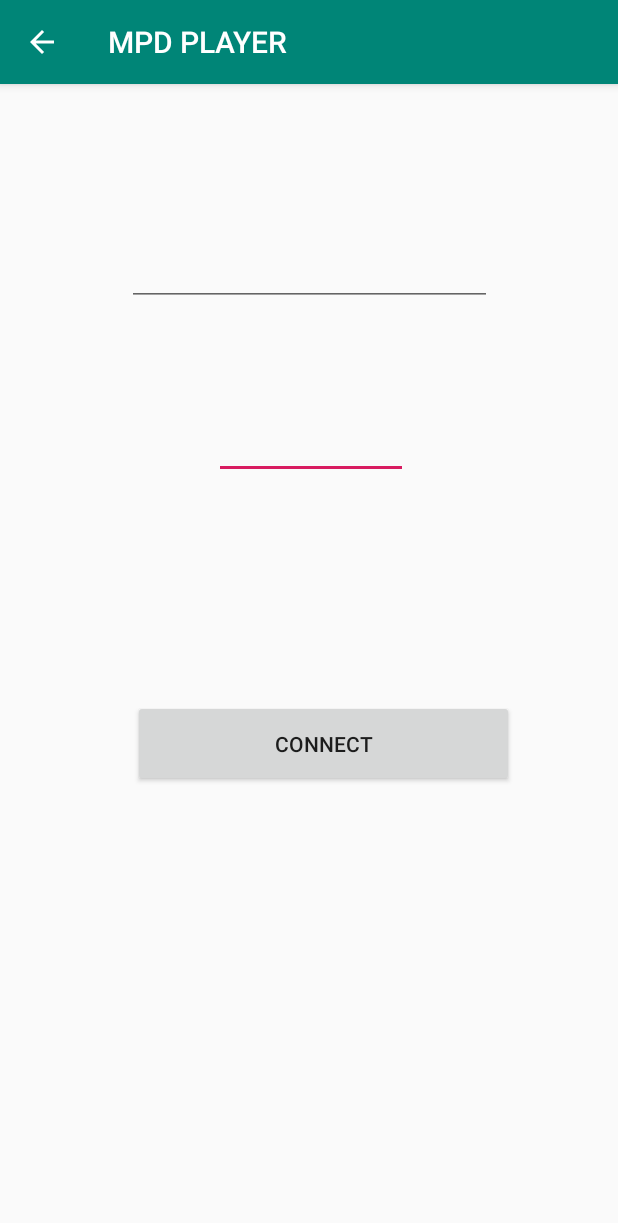
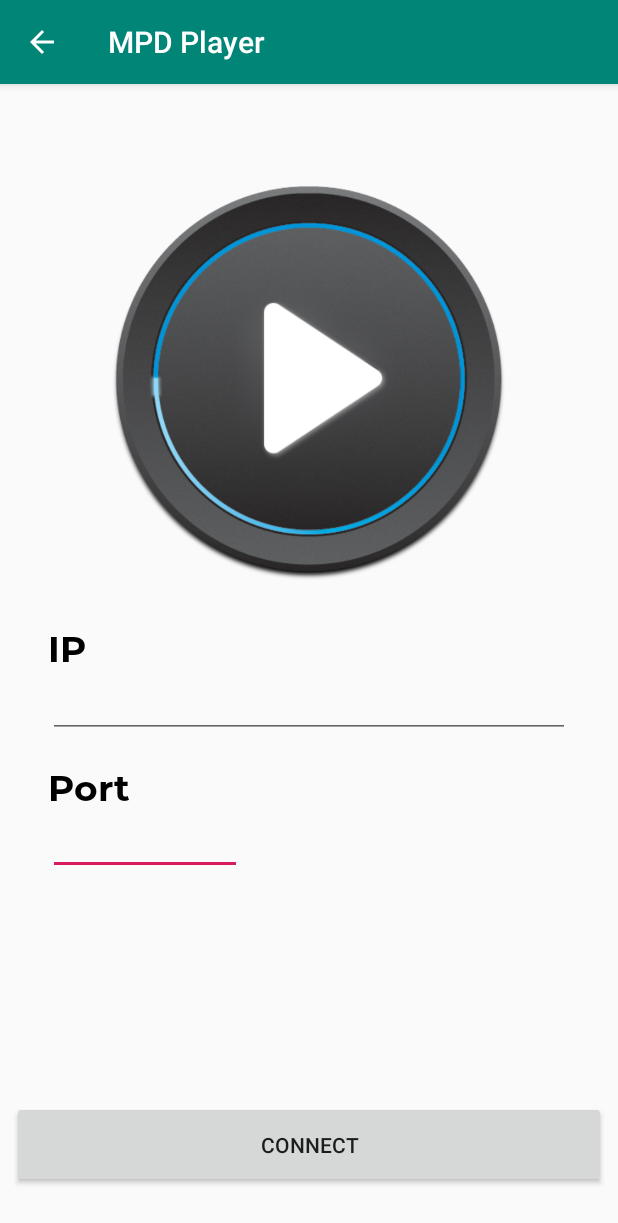
Before and after one commit to kesylo/MPD-Android-player, an Android app: the SettingsActivity screen opened directly, with no data from a screen before it, after a tap on "CONNECT", on a phone screen of 412 x 824 dp. Shown: the top 1223 px of the screen. Run offline under Robolectric (Android 15) with nearby library versions, the phone set to English and light mode, and no system bars; plain views replace BootstrapButton, BootstrapEditText; network calls fail; 1 statement that could not run was skipped.

Commit message:
All working

```diff
--- a/app/build.gradle
+++ b/app/build.gradle
@@ -8,7 +8,7 @@ android {
     compileSdkVersion 28
     defaultConfig {
         applicationId "be.keming.mpdplayer"
-        minSdkVersion 17
+        minSdkVersion 24
         targetSdkVersion 28
         versionCode 1
         versionName "1.0"
--- a/app/src/main/java/be/keming/mpdplayer/SettingsActivity.kt
+++ b/app/src/main/java/be/keming/mpdplayer/SettingsActivity.kt
@@ -4,11 +4,9 @@ import android.content.Intent
 import android.support.v7.app.AppCompatActivity
 import android.os.Bundle
 import android.support.annotation.IntegerRes
+import android.util.Log.d
 import android.view.View
 import kotlinx.android.synthetic.main.activity_settings.*
-
-public var EXTRA_IP = "be.keming.mpdplayer.EXTRA_IP"
-public var EXTRA_PORT = "be.keming.mpdplayer.EXTRA_PORT"
 
 class SettingsActivity : AppCompatActivity() {
 
@@ -26,5 +24,8 @@ class SettingsActivity : AppCompatActivity() {
         GlobalClass.port = Integer.parseInt(editTextPort.text.toString())
 
 
+        d("res", GlobalClass.IP)
+        d("res", GlobalClass.port.toString())
+
     }
 }
--- a/app/src/main/res/layout/activity_settings.xml
+++ b/app/src/main/res/layout/activity_settings.xml
@@ -9,7 +9,7 @@
 
     <com.beardedhen.androidbootstrap.BootstrapEditText
             android:id="@+id/editTextPort"
-            android:maxLength="5"
+            android:maxLength="10"
             android:layout_width="129dp"
             android:layout_height="39dp"
             android:layout_weight="2"
@@ -20,28 +20,29 @@
             android:inputType="phone"
             android:layout_marginEnd="8dp"
             app:layout_constraintEnd_toEndOf="parent" android:layout_marginStart="8dp"
-            app:layout_constraintStart_toStartOf="parent" android:layout_marginTop="76dp"
-            app:layout_constraintTop_toBottomOf="@+id/editTextIP" app:layout_constraintHorizontal_bias="0.504"/>
+            app:layout_constraintStart_toStartOf="parent" android:layout_marginTop="52dp"
+            app:layout_constraintTop_toBottomOf="@+id/editTextIP" app:layout_constraintHorizontal_bias="0.09"
+    />
 
     <com.beardedhen.androidbootstrap.BootstrapEditText
             android:id="@+id/editTextIP"
-            android:maxLength="5"
-            android:layout_width="243dp"
+            android:maxLength="16"
+            android:layout_width="0dp"
             android:layout_height="44dp"
             android:layout_weight="2"
             app:bootstrapBrand="success"
             app:roundedCorners="true"
             android:fontFamily="@font/montserrat_bold" android:textSize="24sp" android:typeface="normal"
             android:textColor="@color/black"
-            android:inputType="phone" android:layout_marginStart="8dp"
-            app:layout_constraintStart_toStartOf="parent" android:layout_marginEnd="8dp"
+            android:inputType="phone" android:layout_marginStart="32dp"
+            app:layout_constraintStart_toStartOf="parent" android:layout_marginEnd="32dp"
             app:layout_constraintEnd_toEndOf="parent"
-            app:layout_constraintHorizontal_bias="0.504" android:layout_marginTop="104dp"
-            app:layout_constraintTop_toTopOf="parent"/>
+            android:layout_marginTop="392dp"
+            app:layout_constraintTop_toTopOf="parent" app:layout_constraintHorizontal_bias="0.0"/>
 
     <com.beardedhen.androidbootstrap.BootstrapButton
             android:id="@+id/btnConnect"
-            android:layout_width="254dp"
+            android:layout_width="0dp"
             android:layout_height="58dp"
             android:onClick="onConnectPressed"
             android:text="Connect"
@@ -53,8 +54,37 @@
             android:layout_marginEnd="8dp"
             app:layout_constraintEnd_toEndOf="parent" android:layout_marginStart="8dp"
             app:layout_constraintStart_toStartOf="parent"
-            android:layout_marginBottom="160dp" app:layout_constraintBottom_toBottomOf="parent"
-            app:layout_constraintHorizontal_bias="0.566" android:layout_marginTop="8dp"
-            app:layout_constraintTop_toBottomOf="@+id/editTextPort"/>
+            android:layout_marginBottom="32dp" app:layout_constraintBottom_toBottomOf="parent"
+            app:layout_constraintHorizontal_bias="0.0"
+            android:layout_marginTop="24dp" app:layout_constraintTop_toBottomOf="@+id/editTextPort"
+            app:layout_constraintVertical_bias="1.0"/>
+    <TextView
+            android:text="IP"
+            android:layout_width="wrap_content"
+            android:layout_height="wrap_content"
+            android:id="@+id/textView" android:fontFamily="@font/montserrat_bold"
+            android:textSize="24sp" android:textColor="@color/black" android:layout_marginEnd="8dp"
+            app:layout_constraintEnd_toEndOf="parent" android:layout_marginStart="8dp"
+            app:layout_constraintStart_toStartOf="parent" app:layout_constraintHorizontal_bias="0.065"
+            app:layout_constraintBottom_toTopOf="@+id/editTextIP"/>
+    <TextView
+            android:text="Port"
+            android:layout_width="wrap_content"
+            android:layout_height="wrap_content"
+            android:id="@+id/textView2" android:fontFamily="@font/montserrat_bold"
+            android:textSize="24sp" android:textColor="@color/black"
+            android:layout_marginEnd="8dp"
+            app:layout_constraintEnd_toEndOf="parent" android:layout_marginStart="8dp"
+            app:layout_constraintStart_toStartOf="parent" android:layout_marginTop="12dp"
+            app:layout_constraintTop_toBottomOf="@+id/editTextIP" app:layout_constraintHorizontal_bias="0.07"
+            app:layout_constraintBottom_toTopOf="@+id/editTextPort"/>
+    <ImageView
+            android:layout_width="289dp"
+            android:layout_height="362dp" app:srcCompat="@drawable/logo"
+            android:id="@+id/imageView" android:layout_marginTop="8dp"
+            app:layout_constraintTop_toTopOf="parent" app:layout_constraintEnd_toEndOf="parent"
+            android:layout_marginEnd="8dp" app:layout_constraintStart_toStartOf="parent"
+            android:layout_marginStart="8dp" android:layout_marginBottom="8dp"
+            app:layout_constraintBottom_toTopOf="@+id/editTextIP"/>
 
 </android.support.constraint.ConstraintLayout>
--- a/app/src/main/res/values/strings.xml
+++ b/app/src/main/res/values/strings.xml
@@ -1,4 +1,4 @@
 <resources>
-    <string name="app_name">MPD PLAYER</string>
+    <string name="app_name">MPD Player</string>
     <string name="Nowplaying">NOW PLAYING</string>
 </resources>
--- a/build.gradle
+++ b/build.gradle
@@ -7,7 +7,7 @@ buildscript {
         jcenter()
     }
     dependencies {
-        classpath 'com.android.tools.build:gradle:3.2.1'
+        classpath 'com.android.tools.build:gradle:3.3.0'
         classpath "org.jetbrains.kotlin:kotlin-gradle-plugin:$kotlin_version"
 
         // NOTE: Do not place your application dependencies here; they belong
```
Also changed, not shown: app/src/main/AndroidManifest.xml (+5 -4 lines), app/src/main/java/be/keming/mpdplayer/GlobalClass.java (+13 -19 lines), app/src/main/java/be/keming/mpdplayer/MainActivity.kt (+205 -158 lines), app/src/main/res/layout/activity_main.xml (+53 -114 lines), app/src/main/res/menu/actionbar.xml (+9 -6 lines), app/src/main/res/drawable/logo.png (added), app/src/main/res/drawable/refresh.png (added), gradle/wrapper/gradle-wrapper.properties, 3 other files.
